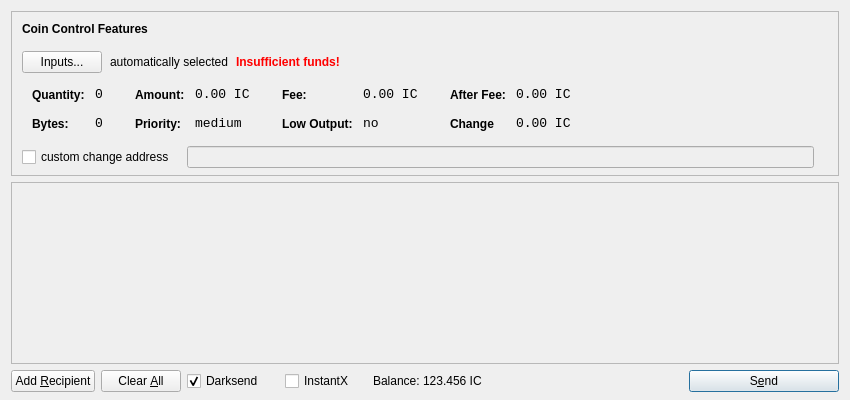
Old version of the form src/qt/forms/sendcoinsdialog.ui in the repository umlaeute/KonjCoin.
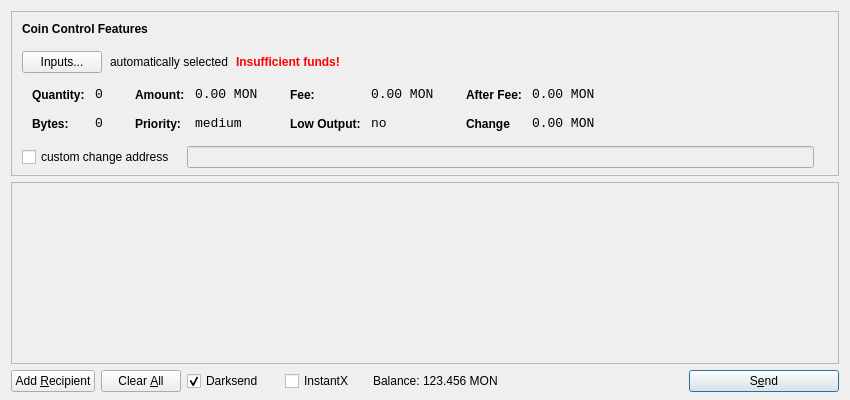
New version of the form. Icons and pictures are not drawn.

What changed in the file:
```diff
--- a/src/qt/forms/sendcoinsdialog.ui
+++ b/src/qt/forms/sendcoinsdialog.ui
@@ -321,7 +321,7 @@
                   <enum>Qt::ActionsContextMenu</enum>
                  </property>
                  <property name="text">
-                  <string>0.00 IC</string>
+                  <string>0.00 MON</string>
                  </property>
                  <property name="textInteractionFlags">
                   <set>Qt::LinksAccessibleByMouse|Qt::TextSelectableByKeyboard|Qt::TextSelectableByMouse</set>
@@ -407,7 +407,7 @@
                   <enum>Qt::ActionsContextMenu</enum>
                  </property>
                  <property name="text">
-                  <string>0.00 IC</string>
+                  <string>0.00 MON</string>
                  </property>
                  <property name="textInteractionFlags">
                   <set>Qt::LinksAccessibleByMouse|Qt::TextSelectableByKeyboard|Qt::TextSelectableByMouse</set>
@@ -493,7 +493,7 @@
                   <enum>Qt::ActionsContextMenu</enum>
                  </property>
                  <property name="text">
-                  <string>0.00 IC</string>
+                  <string>0.00 MON</string>
                  </property>
                  <property name="textInteractionFlags">
                   <set>Qt::LinksAccessibleByMouse|Qt::TextSelectableByKeyboard|Qt::TextSelectableByMouse</set>
@@ -525,7 +525,7 @@
                   <enum>Qt::ActionsContextMenu</enum>
                  </property>
                  <property name="text">
-                  <string>0.00 IC</string>
+                  <string>0.00 MON</string>
                  </property>
                  <property name="textInteractionFlags">
                   <set>Qt::LinksAccessibleByMouse|Qt::TextSelectableByKeyboard|Qt::TextSelectableByMouse</set>
@@ -756,7 +756,7 @@
           <cursorShape>IBeamCursor</cursorShape>
          </property>
          <property name="text">
-          <string>123.456 IC</string>
+          <string>123.456 MON</string>
          </property>
          <property name="textInteractionFlags">
           <set>Qt::LinksAccessibleByMouse|Qt::TextSelectableByKeyboard|Qt::TextSelectableByMouse</set>
```
